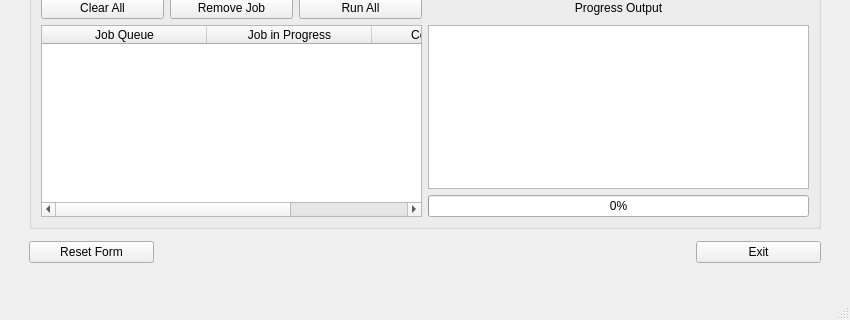
Before: the Qt Designer form NewGenome.ui in TrinhLab/CASPERapp, drawn with Qt 5; both pictures show x 0 to 850 and y 430 to 750 of the 850 by 750 pixel window.
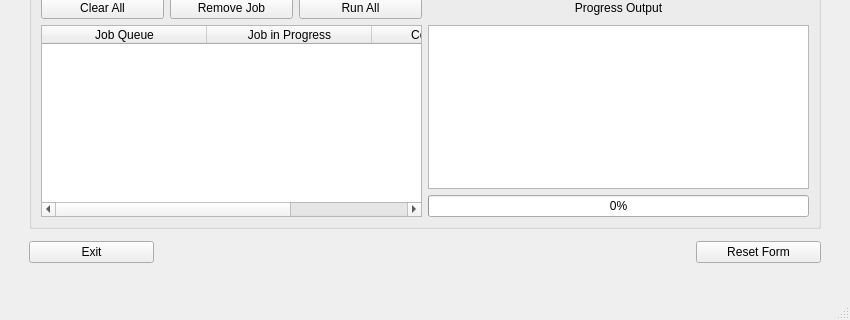
After: the same form once the commit is applied.

What changed in the file:
```diff
--- a/NewGenome.ui
+++ b/NewGenome.ui
@@ -461,31 +461,6 @@
     <item row="8" column="2" colspan="2">
      <layout class="QHBoxLayout" name="horizontalLayout_5">
       <item alignment="Qt::AlignLeft">
-       <widget class="QPushButton" name="resetButton">
-        <property name="sizePolicy">
-         <sizepolicy hsizetype="Minimum" vsizetype="Fixed">
-          <horstretch>0</horstretch>
-          <verstretch>0</verstretch>
-         </sizepolicy>
-        </property>
-        <property name="minimumSize">
-         <size>
-          <width>125</width>
-          <height>0</height>
-         </size>
-        </property>
-        <property name="maximumSize">
-         <size>
-          <width>16777215</width>
-          <height>16777215</height>
-         </size>
-        </property>
-        <property name="text">
-         <string>Reset Form</string>
-        </property>
-       </widget>
-      </item>
-      <item alignment="Qt::AlignRight">
        <widget class="QPushButton" name="contButton">
         <property name="sizePolicy">
          <sizepolicy hsizetype="Minimum" vsizetype="Fixed">
@@ -521,6 +496,31 @@
         </property>
        </widget>
       </item>
+      <item alignment="Qt::AlignRight">
+       <widget class="QPushButton" name="resetButton">
+        <property name="sizePolicy">
+         <sizepolicy hsizetype="Minimum" vsizetype="Fixed">
+          <horstretch>0</horstretch>
+          <verstretch>0</verstretch>
+         </sizepolicy>
+        </property>
+        <property name="minimumSize">
+         <size>
+          <width>125</width>
+          <height>0</height>
+         </size>
+        </property>
+        <property name="maximumSize">
+         <size>
+          <width>16777215</width>
+          <height>16777215</height>
+         </size>
+        </property>
+        <property name="text">
+         <string>Reset Form</string>
+        </property>
+       </widget>
+      </item>
      </layout>
     </item>
     <item row="6" column="2" colspan="2">
```
Left out of the diff: 2 changed lines with no effect on the pictures.
